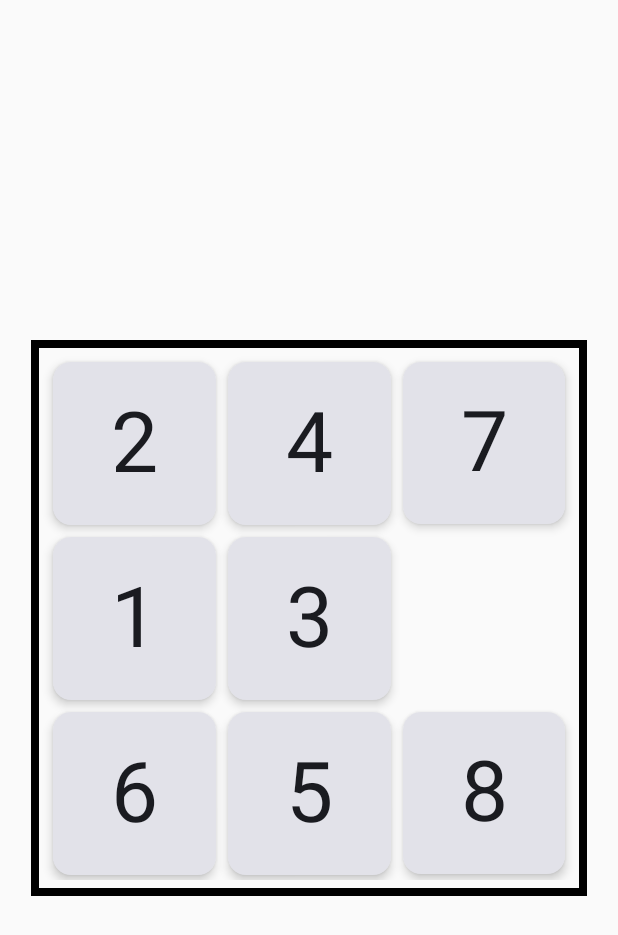
After one commit to Joe-Downs/annoying-alarm, an Android app built with Jetpack Compose: the SlidingPuzzle screen opened directly, with no data from a screen before it, on a phone screen of 412 x 824 dp. The commit adds this screen. Shown: the top 935 px of the screen. Run offline under Robolectric (Android 15) with nearby library versions, the phone set to English and light mode, and no system bars.

Commit message:
Add Sliding Puzzle and Addition Puzzle

```diff
--- a/app/src/main/java/com/example/theannoyingalarm/AlarmForegroundService.kt
+++ b/app/src/main/java/com/example/theannoyingalarm/AlarmForegroundService.kt
@@ -139,7 +139,7 @@ class AlarmForegroundService : Service() {
     private fun abandonAudioFocus() {
         // Abandon audio focus when done with alarm
         if (Build.VERSION.SDK_INT >= Build.VERSION_CODES.O) {
-            audioManager.abandonAudioFocusRequest(audioFocusRequest)
+            audioFocusRequest?.let { audioManager.abandonAudioFocusRequest(it) }
         } else {
             audioManager.abandonAudioFocus(audioFocusChangeListener)
         }
--- /dev/null
+++ b/app/src/main/java/com/example/theannoyingalarm/Puzzle.kt
@@ -0,0 +1,6 @@
+package com.example.theannoyingalarm
+
+enum class Puzzle {
+    AdditionPuzzle,
+    SlidingPuzzle
+}
--- /dev/null
+++ b/app/src/main/java/com/example/theannoyingalarm/SlidingPuzzle.kt
@@ -0,0 +1,205 @@
+package com.example.theannoyingalarm
+
+import android.app.Activity
+import android.content.Intent
+import android.os.Bundle
+import androidx.activity.ComponentActivity
+import androidx.activity.compose.setContent
+import androidx.compose.foundation.border
+import androidx.compose.foundation.clickable
+import androidx.compose.foundation.layout.Box
+import androidx.compose.foundation.layout.Column
+import androidx.compose.foundation.layout.aspectRatio
+import androidx.compose.foundation.layout.fillMaxSize
+import androidx.compose.foundation.layout.fillMaxWidth
+import androidx.compose.foundation.layout.padding
+import androidx.compose.foundation.lazy.grid.GridCells
+import androidx.compose.foundation.lazy.grid.LazyVerticalGrid
+import androidx.compose.foundation.lazy.grid.items
+import androidx.compose.material3.Card
+import androidx.compose.material3.CardDefaults
+import androidx.compose.material3.MaterialTheme
+import androidx.compose.material3.Text
+import androidx.compose.runtime.Composable
+import androidx.compose.runtime.MutableState
+import androidx.compose.runtime.getValue
+import androidx.compose.runtime.mutableStateOf
+import androidx.compose.runtime.remember
+import androidx.compose.runtime.rememberCoroutineScope
+import androidx.compose.runtime.setValue
+import androidx.compose.ui.Alignment
+import androidx.compose.ui.Modifier
+import androidx.compose.ui.graphics.Color
+import androidx.compose.ui.platform.LocalContext
+import androidx.compose.ui.text.style.TextAlign
+import androidx.compose.ui.unit.dp
+import androidx.compose.ui.unit.sp
+import com.example.theannoyingalarm.ui.theme.TheAnnoyingAlarmTheme
+import kotlinx.coroutines.delay
+import kotlinx.coroutines.launch
+
+class SlidingPuzzle : ComponentActivity() {
+    private var isSnooze = false
+    private var isComplete = false
+
+    override fun onCreate(savedInstanceState: Bundle?) {
+        super.onCreate(savedInstanceState)
+        isSnooze = intent.getBooleanExtra(IS_SNOOZE_KEY, false)
+        setContent {
+            TheAnnoyingAlarmTheme  {
+                SlidingPuzzleGame()
+            }
+        }
+
+
+    }
+
+    @Composable
+    fun SlidingPuzzleGame() {
+        val context = LocalContext.current as? Activity
+        val puzzleState = remember { mutableStateOf(generateSolvablePuzzle()) }
+        var isSolved by remember { mutableStateOf(false) }
+        val coroutineScope = rememberCoroutineScope()
+
+        Box(
+            modifier = Modifier
+                .fillMaxSize(),
+            contentAlignment = Alignment.Center
+        ) {
+            Column(
+                modifier = Modifier
+                    .fillMaxWidth(0.9f)
+                    .aspectRatio(1f)
+                    .border(5.dp, Color.Black)
+                    .padding(5.dp)
+            ) {
+                LazyVerticalGrid(
+                    columns = GridCells.Fixed(3),
+                    modifier = Modifier
+                        .fillMaxSize()
+                        .padding(5.dp)
+                ) {
+                    items(puzzleState.value) { tile ->
+                        Tile(
+                            number = tile,
+                            onClick = {
+                                if (!isSolved) {
+                                    handleTileClick(tile, puzzleState)
+                                    isSolved = isPuzzleSolved(puzzleState.value)
+                                    if (isSolved) {
+                                        coroutineScope.launch {
+                                            delay(2000)
+                                            context?.finish() // Use LocalContext to call finish
+                                        }
+                                    }
+                                }
+                            },
+                            modifier = Modifier.padding(4.dp)
+                        )
+                    }
+                }
+            }
+
+            if (isSolved) {
+                Text(
+                    text = "Congratulations! You solved the puzzle!",
+                    style = MaterialTheme.typography.headlineMedium,
+                    modifier = Modifier
+                        .align(Alignment.BottomCenter)
+                        .padding(16.dp),
+                    color = MaterialTheme.colorScheme.primary
+                )
+            }
+        }
+    }
+
+    @Composable
+    fun Tile(number: Int, onClick: () -> Unit, modifier: Modifier = Modifier) {
+        if (number == 0) {
+            Box(modifier = modifier
+                .fillMaxSize()
+                .aspectRatio(1f)
+            )
+        } else {
+            Card(
+                modifier = modifier
+                    .fillMaxSize()
+                    .aspectRatio(1f)
+                    .clickable { onClick() },
+                elevation = CardDefaults.cardElevation(defaultElevation = 4.dp)
+            ) {
+                Box(
+                    contentAlignment = Alignment.Center,
+                    modifier = Modifier.fillMaxSize()
+                ) {
+                    Text(
+                        text = number.toString(),
+                        style = MaterialTheme.typography.headlineLarge,
+                        fontSize = 56.sp,
+                    )
+                }
+            }
+        }
+    }
+
+    private fun handleTileClick(tile: Int, puzzleState: MutableState<List<Int>>) {
+        val grid = puzzleState.value.toMutableList()
+        val emptyIndex = grid.indexOf(0)
+        val tileIndex = grid.indexOf(tile)
+
+        if (isAdjacent(tileIndex, emptyIndex)) {
+            grid[emptyIndex] = tile
+            grid[tileIndex] = 0
+            puzzleState.value = grid
+        }
+    }
+
+    private fun isAdjacent(index1: Int, index2: Int): Boolean {
+        val row1 = index1 / 3
+        val col1 = index1 % 3
+        val row2 = index2 / 3
+        val col2 = index2 % 3
+        return (row1 == row2 && Math.abs(col1 - col2) == 1) || (col1 == col2 && Math.abs(row1 - row2) == 1)
+    }
+
+    private fun generateSolvablePuzzle(): List<Int> {
+        val solved = (1..8).toMutableList().apply { add(0) }
+        do {
+            solved.shuffle()
+        } while (!isSolvable(solved) || isPuzzleSolved(solved))
+        return solved
+    }
+
+    private fun isSolvable(puzzle: List<Int>): Boolean {
+        val inversions = countInversions(puzzle)
+        return inversions % 2 == 0
+    }
+
+    private fun countInversions(puzzle: List<Int>): Int {
+        var inversions = 0
+        val puzzleWithoutZero = puzzle.filter { it != 0 } // ignore the blank space (0)
+        for (i in puzzleWithoutZero.indices) {
+            for (j in i + 1 until puzzleWithoutZero.size) {
+                if (puzzleWithoutZero[i] > puzzleWithoutZero[j]) {
+                    inversions++
+                }
+            }
+        }
+        return inversions
+    }
+
+    private fun isPuzzleSolved(puzzle: List<Int>): Boolean {
+        return puzzle == (1..8).toList() + 0
+    }
+
+    private fun puzzleComplete() {
+        isComplete = true
+        val resultIntent = Intent().apply {
+            putExtra(IS_SNOOZE_KEY, isSnooze)
+            putExtra(IS_PUZZLE_COMPLETE_KEY, isComplete)
+        }
+
+        setResult(RESULT_OK, resultIntent)
+        finish()
+    }
+}
--- a/app/src/main/java/com/example/theannoyingalarm/SupportFunctions+Constants.kt
+++ b/app/src/main/java/com/example/theannoyingalarm/SupportFunctions+Constants.kt
@@ -10,6 +10,8 @@ public const val REPEAT_KEY = "Repeats"
 public const val ALARM_KEY = "Alarm"
 public const val ADD_ALARM_KEY = "add_alarm"
 public const val NOTIFICATION_PERMISSION_REQUEST_CODE = 1
+public const val IS_SNOOZE_KEY = "is_snooze"
+public const val IS_PUZZLE_COMPLETE_KEY = "is_puzzle_complete"
 
 public fun getAttributedRepeatText(repeat: String): SpannableString {
     if (repeat.isEmpty()) {
--- a/app/src/main/res/values/themes.xml
+++ b/app/src/main/res/values/themes.xml
@@ -1,5 +1,5 @@
 <?xml version="1.0" encoding="utf-8"?>
 <resources>
-
     <style name="Theme.TheAnnoyingAlarm" parent="Theme.AppCompat.Light.NoActionBar" />
+    <style name="Theme.SlidingPuzzle" parent="android:Theme.Material.Light.NoActionBar"/>
 </resources>
```
Also changed, not shown: app/src/main/AndroidManifest.xml (+9 -0 lines), app/src/main/java/com/example/theannoyingalarm/AdditionPuzzle.kt (added, +64 -0 lines), app/src/main/java/com/example/theannoyingalarm/AlarmActivity.kt (+42 -3 lines), app/src/main/java/com/example/theannoyingalarm/TestPuzzle.kt (added, +34 -0 lines), app/src/main/res/layout/addition_puzzle.xml (added, +60 -0 lines), app/src/main/res/layout/test_puzzle.xml (added, +17 -0 lines).
